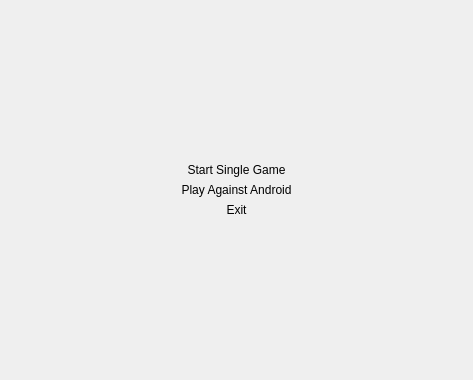
This is startmenu.ui in kivi239/Scrabble as Qt 5 draws it before an edit. The edited form follows.
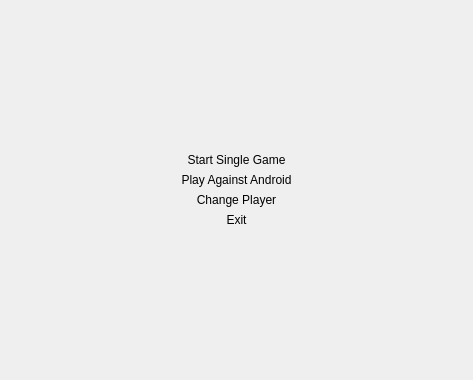
This is the edited form. Icons and pictures are not drawn.

```diff
--- a/startmenu.ui
+++ b/startmenu.ui
@@ -16,6 +16,27 @@
   <layout class="QGridLayout" name="gridLayout_2">
    <item row="0" column="0">
     <layout class="QGridLayout" name="gridLayout">
+     <item row="6" column="0">
+      <widget class="QPushButton" name="exitButton">
+       <property name="styleSheet">
+        <string notr="true">QPushButton {		    
+             color: black;
+             border-image:url(:/new/prefix1/background2.jpg) 20 100 20 100;
+             border-top: 20px transparent;
+             border-bottom: 20px transparent;
+             border-right: 100px transparent;
+             border-left: 100px transparent;
+			 font: 75 16pt &quot;System&quot;;
+         }</string>
+       </property>
+       <property name="text">
+        <string>Exit</string>
+       </property>
+       <property name="flat">
+        <bool>true</bool>
+       </property>
+      </widget>
+     </item>
      <item row="3" column="0">
       <widget class="QPushButton" name="startGameButton">
        <property name="styleSheet">
@@ -52,27 +73,6 @@
        </property>
       </widget>
      </item>
-     <item row="5" column="0">
-      <widget class="QPushButton" name="exitButton">
-       <property name="styleSheet">
-        <string notr="true">QPushButton {		    
-             color: black;
-             border-image:url(:/new/prefix1/background2.jpg) 20 100 20 100;
-             border-top: 20px transparent;
-             border-bottom: 20px transparent;
-             border-right: 100px transparent;
-             border-left: 100px transparent;
-			 font: 75 16pt &quot;System&quot;;
-         }</string>
-       </property>
-       <property name="text">
-        <string>Exit</string>
-       </property>
-       <property name="flat">
-        <bool>true</bool>
-       </property>
-      </widget>
-     </item>
      <item row="4" column="0">
       <widget class="QPushButton" name="againstAndroid">
        <property name="styleSheet">
@@ -94,6 +94,24 @@
        </property>
       </widget>
      </item>
+     <item row="5" column="0">
+      <widget class="QPushButton" name="changePlayer">
+       <property name="styleSheet">
+        <string notr="true">QPushButton {		    
+             color: black;
+             border-image:url(:/new/prefix1/background2.jpg) 20 100 20 100;
+             border-top: 20px transparent;
+             border-bottom: 20px transparent;
+             border-right: 100px transparent;
+             border-left: 100px transparent;
+			 font: 75 16pt &quot;System&quot;;
+         }</string>
+       </property>
+       <property name="text">
+        <string>Change Player</string>
+       </property>
+      </widget>
+     </item>
     </layout>
    </item>
   </layout>
```
